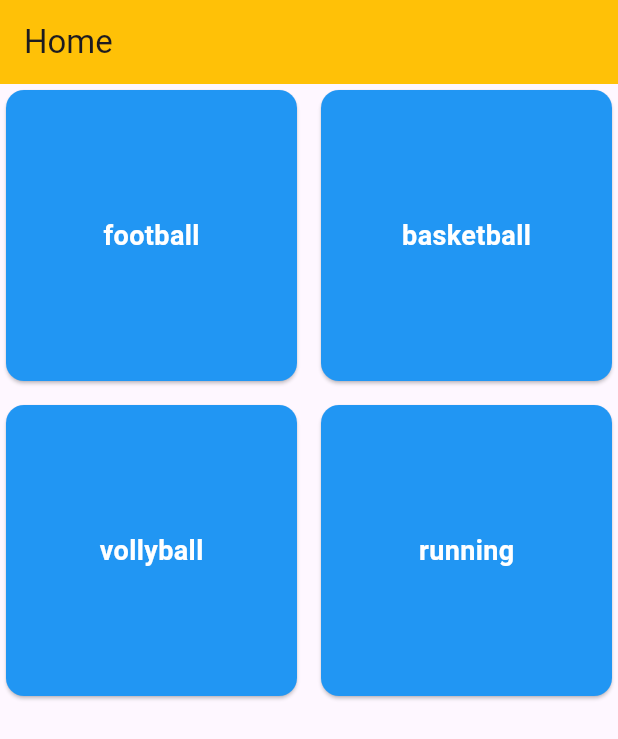
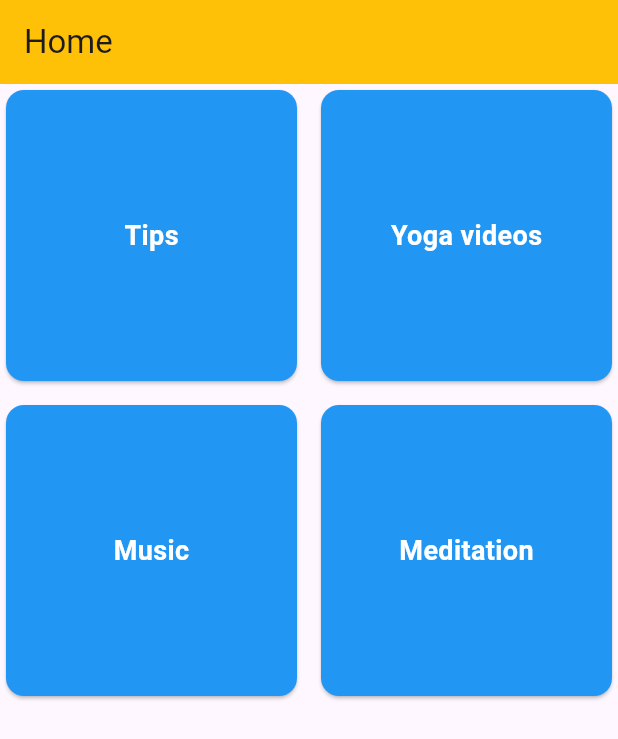
Before and after one commit to Hamadbu/our_project, a Flutter app: the HomePage screen opened by its route, on a phone screen of 412 x 824 dp. Shown: the top 739 px of the screen. Run offline on Flutter 3.47's test engine with Material 3 defaults, Android fonts, the light colour scheme and no system bars; our stand-ins replace dio, go_router, image_picker, shared_preferences; accounts and stored records are empty.

Commit message:
few changes

```diff
--- a/meditation_app/lib/lists/exercises.dart
+++ b/meditation_app/lib/lists/exercises.dart
@@ -1,8 +1,8 @@
 class Exercises {
   static List<String> exercises = [
-    "football",
-    "basketball",
-    "vollyball",
-    "running"
+    "Tips",
+    "Yoga videos",
+    "Music",
+    "Meditation"
   ];
 }
```
